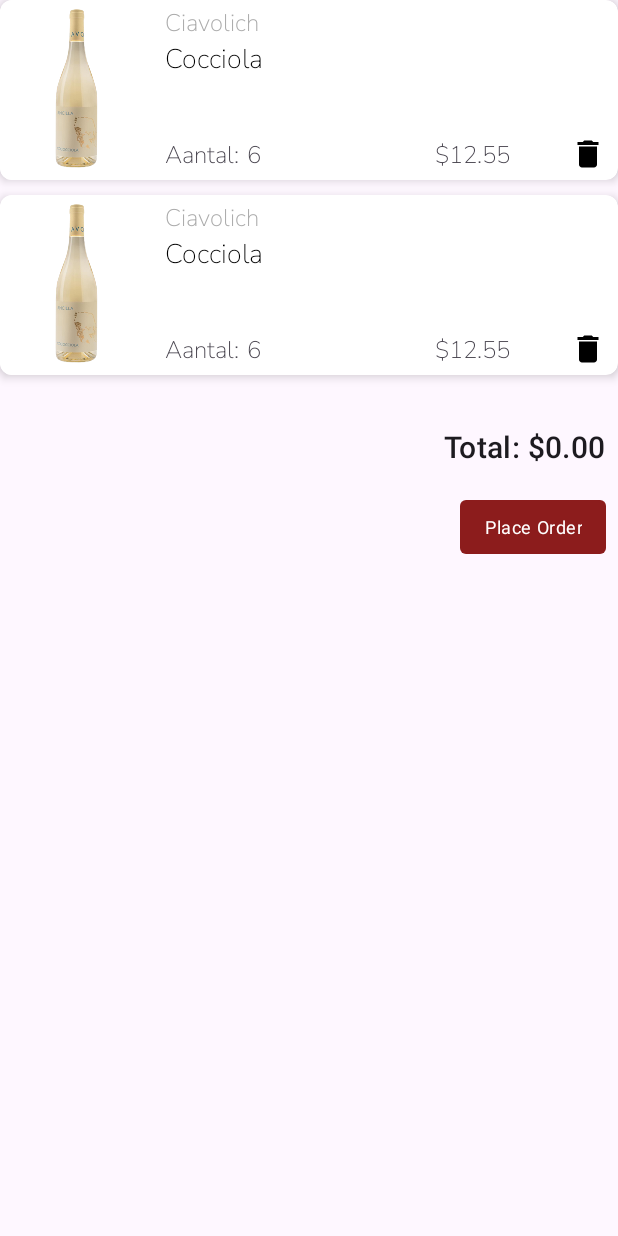
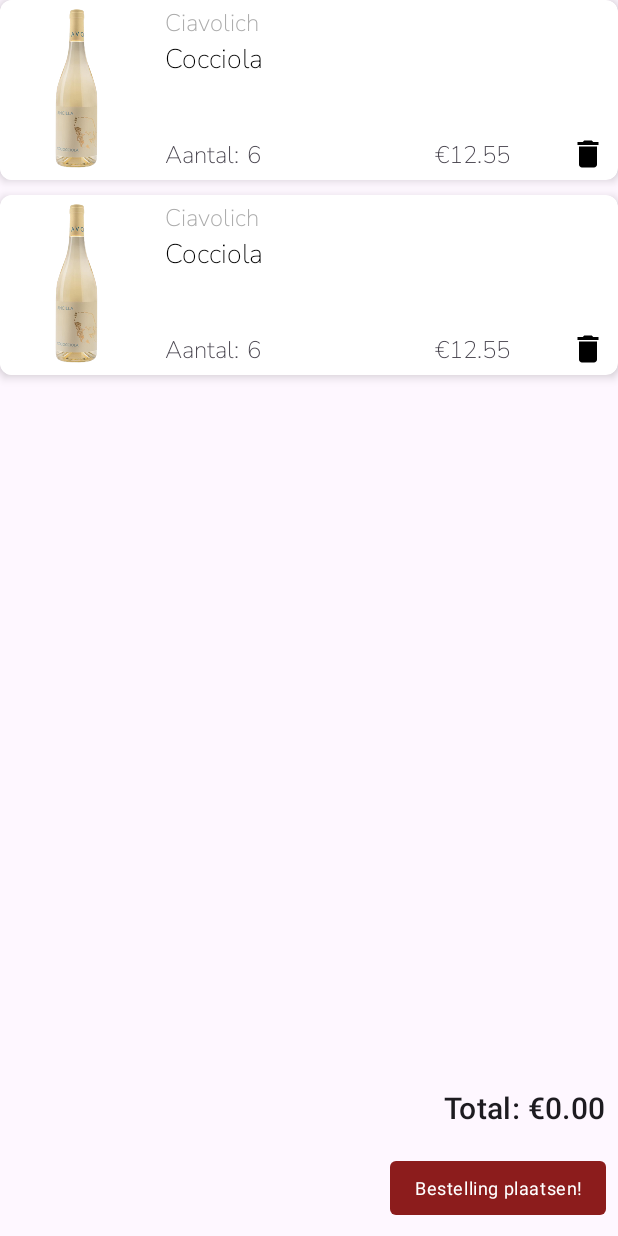
Before and after one commit to calvinliaci/AppWijnhuisRonny, an Android app: the layout fragment_shopping_cart.xml on its own in the app's theme, with its tools: preview values and no code run, on a phone screen of 412 x 824 dp. Run offline under Robolectric (Android 15) with nearby library versions, the phone set to English and light mode, and no system bars.

Commit message:
Small changes

```diff
--- a/app/src/main/java/com/example/appwijnhuisronny/ShoppingCartFragment.kt
+++ b/app/src/main/java/com/example/appwijnhuisronny/ShoppingCartFragment.kt
@@ -53,7 +53,7 @@
         Log.d("ShoppingCartFragment", "onViewCreated called")
 
         viewModel.totalAmount.observe(viewLifecycleOwner) { totalAmount ->
-            val formattedTotal = String.format("Total: $%.2f", totalAmount)
+            val formattedTotal = String.format("Total: €%.2f", totalAmount)
             binding.orderTotalTextView.text = formattedTotal
         }
 
--- a/app/src/main/java/com/example/appwijnhuisronny/WineTastingsFragment.kt
+++ b/app/src/main/java/com/example/appwijnhuisronny/WineTastingsFragment.kt
@@ -34,7 +34,7 @@
 
         viewModel = ViewModelProvider(this).get(WineTastingsViewModel::class.java)
 
-        binding.wineTastingsFragmentViewModel = viewModel
+        binding.wineTastingsViewModel = viewModel
         binding.lifecycleOwner = viewLifecycleOwner
 
         return view
@@ -43,7 +43,7 @@
     override fun onViewCreated(view: View, savedInstanceState: Bundle?) {
         super.onViewCreated(view, savedInstanceState)
 
-        wineTastingsRecyclerView = view.findViewById(R.id.wineTastingsRecyclerView)
+        wineTastingsRecyclerView = binding.wineTastingsRecyclerView
         wineTastingsRecyclerView.layoutManager = LinearLayoutManager(context)
         wineTastingsRecyclerView.setHasFixedSize(true)
 
--- a/app/src/main/res/layout/fragment_shopping_cart.xml
+++ b/app/src/main/res/layout/fragment_shopping_cart.xml
@@ -9,6 +9,16 @@
             name="shoppingCartFragmentViewModel"
             type="com.example.appwijnhuisronny.ShoppingCartViewModel" />
     </data>
+
+    <LinearLayout
+        android:layout_width="match_parent"
+        android:layout_height="match_parent"
+        android:orientation="vertical">
+
+        <ScrollView
+            android:layout_width="match_parent"
+            android:layout_height="0dp"
+            android:layout_weight="1">
 
             <LinearLayout
                 android:layout_width="match_parent"
@@ -27,13 +37,16 @@
                     android:layout_width="match_parent"
                     android:layout_height="16dp"/>
 
+            </LinearLayout>
+        </ScrollView>
+
         <TextView
             android:id="@+id/orderTotalTextView"
             android:layout_width="wrap_content"
             android:layout_height="wrap_content"
             android:layout_gravity="end"
             android:layout_margin="8dp"
-            android:text="Total: $0.00"
+            android:text="@string/totalValue"
             android:textAppearance="@style/TextAppearance.MaterialComponents.Headline6" />
 
 
@@ -44,7 +57,7 @@
             android:layout_height="wrap_content"
             android:layout_gravity="end"
             android:layout_margin="8dp"
-            android:text="Place Order"
+            android:text="@string/bestellingPlaatsen"
             android:textAppearance="@style/TextAppearance.MaterialComponents.Caption" />
     </LinearLayout>
 
--- a/app/src/main/res/layout/fragment_wine_tastings.xml
+++ b/app/src/main/res/layout/fragment_wine_tastings.xml
@@ -6,7 +6,7 @@
 
     <data>
         <variable
-            name="wineTastingsFragmentViewModel"
+            name="wineTastingsViewModel"
             type="com.example.appwijnhuisronny.WineTastingsViewModel" />
     </data>
     <ScrollView
--- a/app/src/main/res/layout/shoppingcart_row.xml
+++ b/app/src/main/res/layout/shoppingcart_row.xml
@@ -78,7 +78,7 @@
                         android:layout_height="wrap_content"
                         android:layout_marginBottom="4dp"
                         android:fontFamily="@font/nunito_sans_extralight"
-                        android:text="Aantal:"
+                        android:text="@string/aantal"
                         android:textSize="16sp"
                         app:layout_constraintBottom_toBottomOf="parent"
                         app:layout_constraintStart_toStartOf="parent" />
@@ -113,7 +113,7 @@
                         android:layout_width="wrap_content"
                         android:layout_height="wrap_content"
                         android:fontFamily="@font/nunito_sans_extralight"
-                        android:text="$"
+                        android:text="@string/euroTeken"
                         android:textSize="16sp"
                         app:layout_constraintBottom_toBottomOf="@+id/productTotalPriceTextView"
                         app:layout_constraintEnd_toStartOf="@+id/productTotalPriceTextView" />
--- a/app/src/main/res/layout/wines_item.xml
+++ b/app/src/main/res/layout/wines_item.xml
@@ -89,7 +89,7 @@
                         android:layout_height="wrap_content"
                         android:layout_marginStart="4dp"
                         android:fontFamily="@font/nunito_sans_extralight"
-                        android:text="$"
+                        android:text="@string/euroTeken"
                         android:textColor="@android:color/darker_gray"
                         android:textSize="14sp"
                         app:layout_constraintBottom_toBottomOf="parent"
@@ -114,7 +114,7 @@
                         android:layout_marginEnd="4dp"
                         android:layout_marginBottom="-2dp"
                         android:fontFamily="@font/nunito_sans_extralight"
-                        android:text="Add to cart"
+                        android:text="@string/voegToe"
                         android:textSize="11dp"
                         app:layout_constraintBottom_toBottomOf="parent"
                         app:layout_constraintEnd_toEndOf="parent" />
--- a/app/src/main/res/values/strings.xml
+++ b/app/src/main/res/values/strings.xml
@@ -18,4 +18,13 @@
     <string name="email">E-mailadres</string>
     <string name="volledigeNaam">Volledige naam\n</string>
     <string name="voornaamEnAchternaam">Volledige naam</string>
+    <string name="degNaam">Winterdegustatie</string>
+    <string name="degPrijs">€15</string>
+    <string name="degDatum">15 - 17 Januari</string>
+    <string name="Inschrijven">Inschrijven!</string>
+    <string name="voegToe">Voeg toe</string>
+    <string name="euroTeken">€</string>
+    <string name="aantal">Aantal:</string>
+    <string name="bestellingPlaatsen">Bestelling plaatsen!</string>
+    <string name="totalValue">Total: €0.00</string>
 </resources>
```
Also changed, not shown: app/src/main/java/com/example/appwijnhuisronny/CheckoutOrderViewModel.kt (+11 -11 lines). Lines whose indentation alone changed are shown as unchanged.
